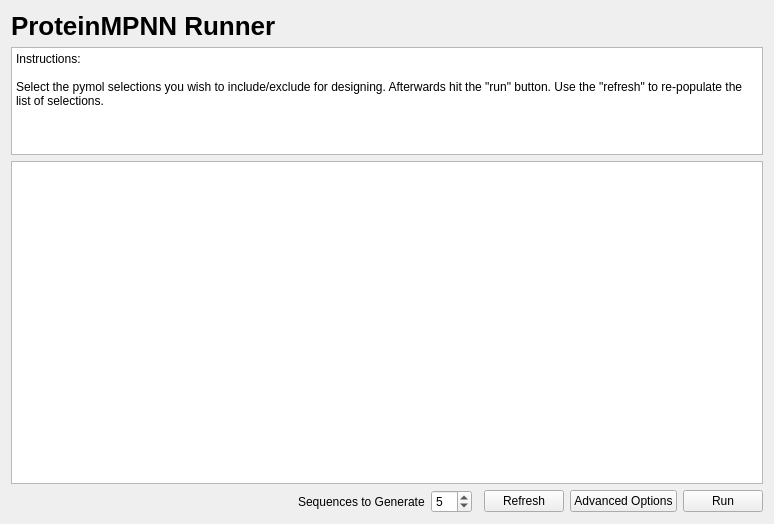
Qt form cbr/mpnn/visual/MpnnRunner.ui (TUM-CBR/pymol-plugins) before a commit.
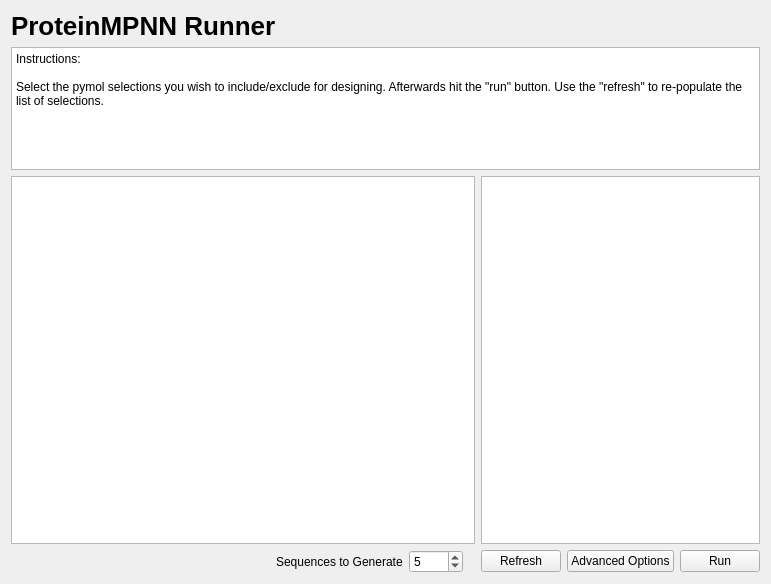
The same form after that commit.

```diff
--- a/cbr/mpnn/visual/MpnnRunner.ui
+++ b/cbr/mpnn/visual/MpnnRunner.ui
@@ -6,31 +6,14 @@
    <rect>
     <x>0</x>
     <y>0</y>
-    <width>774</width>
-    <height>524</height>
+    <width>771</width>
+    <height>584</height>
    </rect>
   </property>
   <property name="windowTitle">
    <string>Form</string>
   </property>
-  <layout class="QGridLayout" name="gridLayout" rowstretch="0,1,3,0,0" rowminimumheight="0,0,0,0,0">
-   <item row="4" column="2">
-    <widget class="QSpinBox" name="numSequencesSpinBox">
-     <property name="minimum">
-      <number>1</number>
-     </property>
-     <property name="value">
-      <number>5</number>
-     </property>
-    </widget>
-   </item>
-   <item row="4" column="6">
-    <widget class="QPushButton" name="runButton">
-     <property name="text">
-      <string>Run</string>
-     </property>
-    </widget>
-   </item>
+  <layout class="QGridLayout" name="gridLayout" rowstretch="0,1,3,0,0" columnstretch="1,0,0,0,0,0,0,0" rowminimumheight="0,0,0,0,0">
    <item row="4" column="1">
     <widget class="QLabel" name="label_2">
      <property name="text">
@@ -38,9 +21,6 @@
      </property>
     </widget>
    </item>
-   <item row="2" column="0" colspan="7">
-    <widget class="QTableView" name="selectionsTable"/>
-   </item>
    <item row="4" column="0">
     <spacer name="horizontalSpacer">
      <property name="orientation">
@@ -54,6 +34,19 @@
      </property>
     </spacer>
    </item>
+   <item row="4" column="2">
+    <widget class="QSpinBox" name="numSequencesSpinBox">
+     <property name="minimum">
+      <number>1</number>
+     </property>
+     <property name="maximum">
+      <number>9999</number>
+     </property>
+     <property name="value">
+      <number>5</number>
+     </property>
+    </widget>
+   </item>
    <item row="0" column="0" colspan="5">
     <widget class="QLabel" name="label">
      <property name="styleSheet">
@@ -65,7 +58,7 @@
      </property>
     </widget>
    </item>
-   <item row="1" column="0" colspan="7">
+   <item row="1" column="0" colspan="8">
     <widget class="QPlainTextEdit" name="plainTextEdit">
      <property name="readOnly">
       <bool>true</bool>
@@ -77,20 +70,33 @@
      </property>
     </widget>
    </item>
-   <item row="4" column="4">
-    <widget class="QPushButton" name="refreshButton">
+   <item row="4" column="7">
+    <widget class="QPushButton" name="runButton">
      <property name="text">
-      <string>Refresh</string>
+      <string>Run</string>
      </property>
     </widget>
    </item>
-   <item row="4" column="5">
+   <item row="4" column="6">
     <widget class="QPushButton" name="advancedOptionsButton">
      <property name="text">
       <string>Advanced Options</string>
      </property>
     </widget>
    </item>
+   <item row="4" column="5">
+    <widget class="QPushButton" name="refreshButton">
+     <property name="text">
+      <string>Refresh</string>
+     </property>
+    </widget>
+   </item>
+   <item row="2" column="0" colspan="5">
+    <widget class="QTableView" name="selectionsTable"/>
+   </item>
+   <item row="2" column="5" colspan="3">
+    <widget class="QTableView" name="tiedPositionsTable"/>
+   </item>
   </layout>
  </widget>
  <resources/>
```
